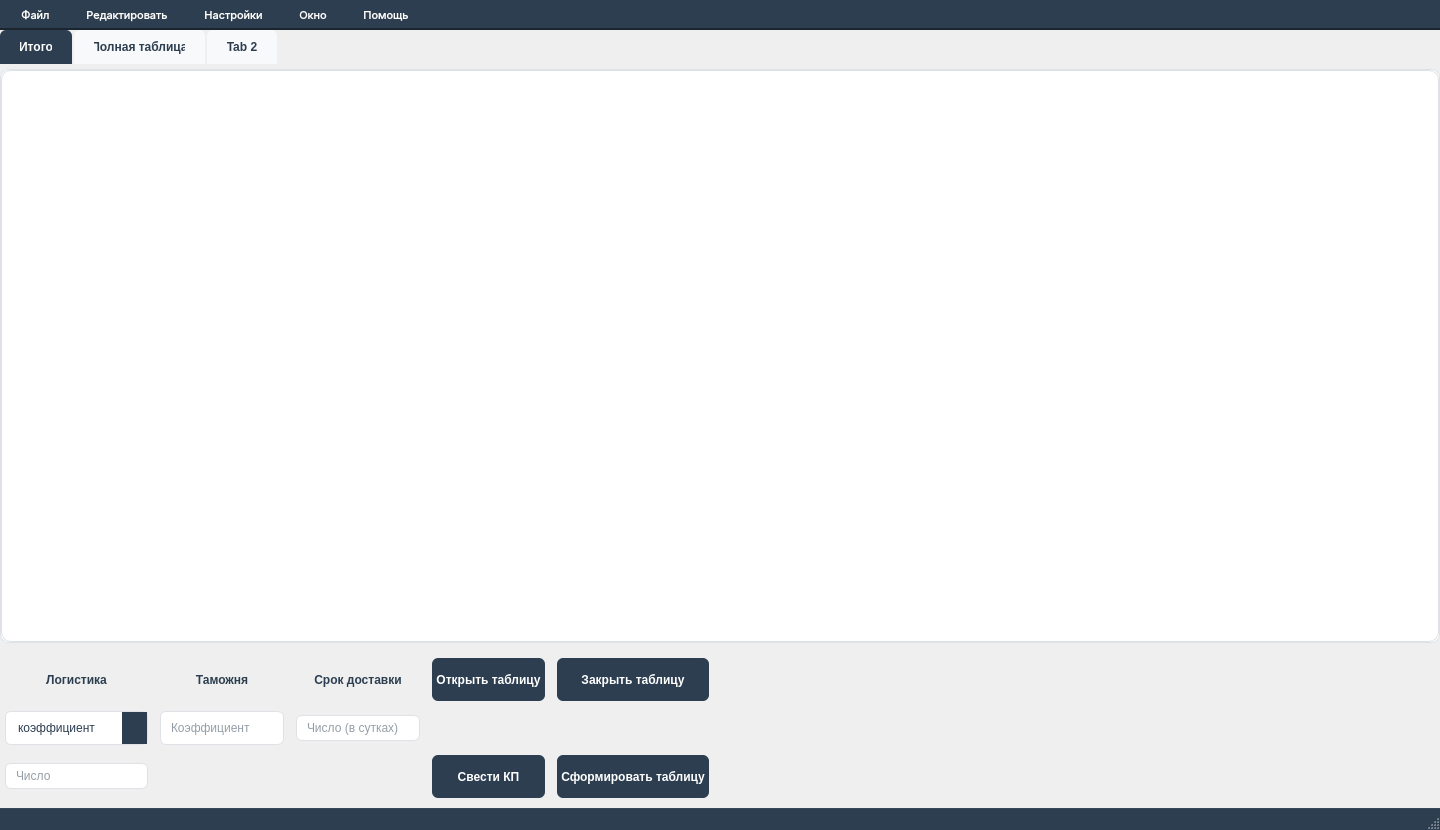
This is ui/mainGui.ui in p4st1/AppForCommercialRequests as Qt 5 draws it before an edit. The edited form follows.
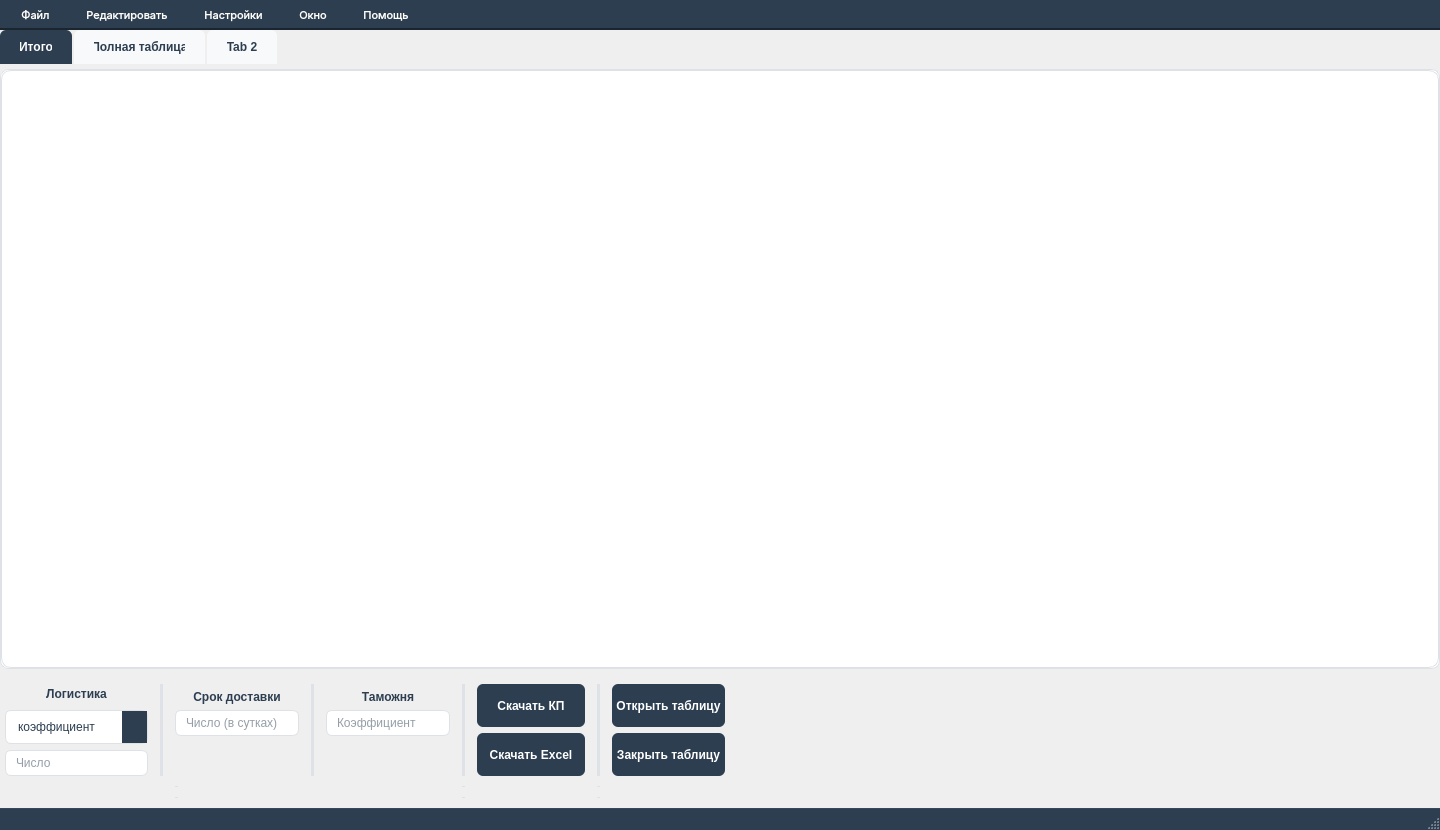
This is the edited form. The open tabs and pages were chosen to show the change. Icons and pictures are not drawn.

Diff of the .ui file:
```diff
--- a/ui/mainGui.ui
+++ b/ui/mainGui.ui
@@ -459,13 +459,6 @@
     background-color: rgba(44, 62, 80, 0.1);
 }
 
-/* ===== РАЗДЕЛИТЕЛИ ===== */
-QFrame#line {
-    background-color: #dee2e6;
-    border: none;
-    min-height: 1px;
-    max-height: 1px;
-}
 
 /* ===== ДИАЛОГОВЫЕ ОКНА ===== */
 QDialog {
@@ -981,6 +974,12 @@
         <verstretch>0</verstretch>
        </sizepolicy>
       </property>
+      <property name="minimumSize">
+       <size>
+        <width>0</width>
+        <height>200</height>
+       </size>
+      </property>
       <property name="font">
        <font>
         <family>Segoe UI</family>
@@ -992,6 +991,12 @@
        <number>0</number>
       </property>
       <widget class="QWidget" name="tab_3">
+       <property name="sizePolicy">
+        <sizepolicy hsizetype="Preferred" vsizetype="Maximum">
+         <horstretch>0</horstretch>
+         <verstretch>0</verstretch>
+        </sizepolicy>
+       </property>
        <attribute name="title">
         <string>Итого</string>
        </attribute>
@@ -1298,7 +1303,7 @@
      </widget>
     </item>
     <item>
-     <layout class="QGridLayout" name="funcButtons">
+     <layout class="QGridLayout" name="funcButtons" rowstretch="0,0,0" rowminimumheight="0,0,0">
       <property name="leftMargin">
        <number>5</number>
       </property>
@@ -1314,42 +1319,22 @@
       <property name="horizontalSpacing">
        <number>12</number>
       </property>
-      <item row="2" column="4">
-       <widget class="QPushButton" name="pushButton_2">
-        <property name="font">
-         <font>
-          <pointsize>-1</pointsize>
-          <fontweight>DemiBold</fontweight>
-         </font>
-        </property>
+      <item row="0" column="5">
+       <widget class="Line" name="line_7">
         <property name="styleSheet">
-         <string notr="true">QPushButton {
-    background-color: #2c3e50;
-    color: white;
+         <string notr="true">QFrame {
+    background-color: #dee2e6;
     border: none;
-    padding: 4px 4px;
-    border-radius: 6px;
-    font-weight: 600;
-    font-size: 12px;
-    min-height: 35px;
-    min-width: 100px;
-}
-
-QPushButton:hover {
-    background-color: #34495e;
-    border: 1px solid #2c3e50;
-}
-
-QPushButton:pressed {
-    background-color: #1a252f;
+    min-height: 1px;
+    max-height: 100px;
 }</string>
         </property>
-        <property name="text">
-         <string>Сформировать таблицу</string>
+        <property name="orientation">
+         <enum>Qt::Orientation::Vertical</enum>
         </property>
        </widget>
       </item>
-      <item row="0" column="6">
+      <item row="0" column="11">
        <spacer name="horizontalSpacer">
         <property name="font">
          <font>
@@ -1369,7 +1354,30 @@
         </property>
        </spacer>
       </item>
-      <item row="0" column="3">
+      <item row="2" column="5">
+       <widget class="Line" name="line_6">
+        <property name="styleSheet">
+         <string notr="true">QFrame {
+    background-color: #dee2e6;
+    border: none;
+    min-height: 1px;
+    max-height: 100px;
+}</string>
+        </property>
+        <property name="orientation">
+         <enum>Qt::Orientation::Vertical</enum>
+        </property>
+       </widget>
+      </item>
+      <item row="0" column="8">
+       <layout class="QVBoxLayout" name="verticalLayout_9">
+        <property name="spacing">
+         <number>6</number>
+        </property>
+        <property name="rightMargin">
+         <number>0</number>
+        </property>
+        <item>
        <widget class="QPushButton" name="openTableButton">
         <property name="font">
          <font>
@@ -1404,7 +1412,181 @@
         </property>
        </widget>
       </item>
+        <item>
+         <widget class="QPushButton" name="closeTableButton">
+          <property name="font">
+           <font>
+            <pointsize>-1</pointsize>
+            <fontweight>DemiBold</fontweight>
+           </font>
+          </property>
+          <property name="styleSheet">
+           <string notr="true">QPushButton {
+    background-color: #2c3e50;
+    color: white;
+    border: none;
+    padding: 4px 4px;
+    border-radius: 6px;
+    font-weight: 600;
+    font-size: 12px;
+    min-height: 35px;
+    min-width: 100px;
+}
+
+QPushButton:hover {
+    background-color: #34495e;
+    border: 1px solid #2c3e50;
+}
+
+QPushButton:pressed {
+    background-color: #1a252f;
+}</string>
+          </property>
+          <property name="text">
+           <string>Закрыть таблицу</string>
+          </property>
+         </widget>
+        </item>
+       </layout>
+      </item>
+      <item row="0" column="1">
+       <widget class="Line" name="line1">
+        <property name="styleSheet">
+         <string notr="true">QFrame {
+    background-color: #dee2e6;
+    border: none;
+    min-height: 1px;
+    max-height: 100px;
+}</string>
+        </property>
+        <property name="orientation">
+         <enum>Qt::Orientation::Vertical</enum>
+        </property>
+       </widget>
+      </item>
+      <item row="0" column="6">
+       <layout class="QVBoxLayout" name="verticalLayout_8">
+        <property name="spacing">
+         <number>6</number>
+        </property>
+        <property name="rightMargin">
+         <number>0</number>
+        </property>
+        <item>
+         <widget class="QPushButton" name="createDocButton">
+          <property name="font">
+           <font>
+            <pointsize>-1</pointsize>
+            <fontweight>DemiBold</fontweight>
+           </font>
+          </property>
+          <property name="styleSheet">
+           <string notr="true">QPushButton {
+    background-color: #2c3e50;
+    color: white;
+    border: none;
+    padding: 4px 4px;
+    border-radius: 6px;
+    font-weight: 600;
+    font-size: 12px;
+    min-height: 35px;
+    min-width: 32px;
+}
+
+QPushButton:hover {
+    background-color: #34495e;
+    border: 1px solid #2c3e50;
+}
+
+QPushButton:pressed {
+    background-color: #1a252f;
+}</string>
+          </property>
+          <property name="text">
+           <string>Скачать КП</string>
+          </property>
+         </widget>
+        </item>
+        <item>
+         <widget class="QPushButton" name="createExcelButton">
+          <property name="font">
+           <font>
+            <pointsize>-1</pointsize>
+            <fontweight>DemiBold</fontweight>
+           </font>
+          </property>
+          <property name="styleSheet">
+           <string notr="true">QPushButton {
+    background-color: #2c3e50;
+    color: white;
+    border: none;
+    padding: 4px 4px;
+    border-radius: 6px;
+    font-weight: 600;
+    font-size: 12px;
+    min-height: 35px;
+    min-width: 100px;
+}
+
+QPushButton:hover {
+    background-color: #34495e;
+    border: 1px solid #2c3e50;
+}
+
+QPushButton:pressed {
+    background-color: #1a252f;
+}</string>
+          </property>
+          <property name="text">
+           <string>Скачать Excel</string>
+          </property>
+         </widget>
+        </item>
+       </layout>
+      </item>
+      <item row="0" column="7">
+       <widget class="Line" name="line_2">
+        <property name="styleSheet">
+         <string notr="true">QFrame {
+    background-color: #dee2e6;
+    border: none;
+    min-height: 1px;
+    max-height: 100px;
+}</string>
+        </property>
+        <property name="orientation">
+         <enum>Qt::Orientation::Vertical</enum>
+        </property>
+       </widget>
+      </item>
+      <item row="1" column="2">
+       <widget class="Line" name="line">
+        <property name="styleSheet">
+         <string notr="true">/* ===== РАЗДЕЛИТЕЛИ ===== */
+QFrame {
+    background-color: #dee2e6;
+    border: none;
+    min-height: 1px;
+    max-height: 100px;
+}</string>
+        </property>
+        <property name="orientation">
+         <enum>Qt::Orientation::Vertical</enum>
+        </property>
+       </widget>
+      </item>
       <item row="0" column="0">
+       <layout class="QVBoxLayout" name="verticalLayout_5">
+        <property name="spacing">
+         <number>6</number>
+        </property>
+        <property name="topMargin">
+         <number>0</number>
+        </property>
+        <property name="rightMargin">
+         <number>0</number>
+        </property>
+        <item>
        <widget class="QLabel" name="label_5">
         <property name="sizePolicy">
          <sizepolicy hsizetype="Minimum" vsizetype="Minimum">
@@ -1434,42 +1616,7 @@
         </property>
        </widget>
       </item>
-      <item row="0" column="4">
-       <widget class="QPushButton" name="closeTableButton">
-        <property name="font">
-         <font>
-          <pointsize>-1</pointsize>
-          <fontweight>DemiBold</fontweight>
-         </font>
-        </property>
-        <property name="styleSheet">
-         <string notr="true">QPushButton {
-    background-color: #2c3e50;
-    color: white;
-    border: none;
-    padding: 4px 4px;
-    border-radius: 6px;
-    font-weight: 600;
-    font-size: 12px;
-    min-height: 35px;
-    min-width: 100px;
-}
-
-QPushButton:hover {
-    background-color: #34495e;
-    border: 1px solid #2c3e50;
-}
-
-QPushButton:pressed {
-    background-color: #1a252f;
-}</string>
-        </property>
-        <property name="text">
-         <string>Закрыть таблицу</string>
-        </property>
-       </widget>
-      </item>
-      <item row="1" column="0">
+        <item>
        <widget class="QComboBox" name="logisiticVar">
         <property name="sizePolicy">
          <sizepolicy hsizetype="Preferred" vsizetype="Preferred">
@@ -1540,7 +1687,7 @@
         </item>
        </widget>
       </item>
-      <item row="2" column="0">
+        <item>
        <widget class="QLineEdit" name="logisticNum">
         <property name="sizePolicy">
          <sizepolicy hsizetype="Preferred" vsizetype="Fixed">
@@ -1585,8 +1732,39 @@
         </property>
        </widget>
       </item>
-      <item row="0" column="1">
+       </layout>
+      </item>
+      <item row="2" column="2">
+       <widget class="Line" name="line_3">
+        <property name="styleSheet">
+         <string notr="true">QFrame {
+    background-color: #dee2e6;
+    border: none;
+    min-height: 1px;
+    max-height: 100px;
+}</string>
+        </property>
+        <property name="orientation">
+         <enum>Qt::Orientation::Vertical</enum>
+        </property>
+       </widget>
+      </item>
+      <item row="0" column="4">
+       <layout class="QVBoxLayout" name="verticalLayout_7">
+        <property name="topMargin">
+         <number>0</number>
+        </property>
+        <property name="rightMargin">
+         <number>0</number>
+        </property>
+        <item>
        <widget class="QLabel" name="label">
+          <property name="sizePolicy">
+           <sizepolicy hsizetype="Preferred" vsizetype="Minimum">
+            <horstretch>0</horstretch>
+            <verstretch>0</verstretch>
+           </sizepolicy>
+          </property>
         <property name="font">
          <font>
           <pointsize>-1</pointsize>
@@ -1609,45 +1787,10 @@
         </property>
        </widget>
       </item>
-      <item row="2" column="3">
-       <widget class="QPushButton" name="createDocButton">
-        <property name="font">
-         <font>
-          <pointsize>-1</pointsize>
-          <fontweight>DemiBold</fontweight>
-         </font>
-        </property>
-        <property name="styleSheet">
-         <string notr="true">QPushButton {
-    background-color: #2c3e50;
-    color: white;
-    border: none;
-    padding: 4px 4px;
-    border-radius: 6px;
-    font-weight: 600;
-    font-size: 12px;
-    min-height: 35px;
-    min-width: 32px;
-}
-
-QPushButton:hover {
-    background-color: #34495e;
-    border: 1px solid #2c3e50;
-}
-
-QPushButton:pressed {
-    background-color: #1a252f;
-}</string>
-        </property>
-        <property name="text">
-         <string>Свести КП</string>
-        </property>
-       </widget>
-      </item>
-      <item row="1" column="1">
+        <item>
        <widget class="QLineEdit" name="customLine">
         <property name="sizePolicy">
-         <sizepolicy hsizetype="Minimum" vsizetype="Minimum">
+           <sizepolicy hsizetype="Minimum" vsizetype="Maximum">
           <horstretch>0</horstretch>
           <verstretch>0</verstretch>
          </sizepolicy>
@@ -1672,13 +1815,48 @@
         <property name="text">
          <string/>
         </property>
+          <property name="alignment">
+           <set>Qt::AlignmentFlag::AlignLeading|Qt::AlignmentFlag::AlignLeft|Qt::AlignmentFlag::AlignTop</set>
+          </property>
         <property name="placeholderText">
          <string>Коэффициент</string>
         </property>
        </widget>
       </item>
+        <item>
+         <spacer name="verticalSpacer_2">
+          <property name="orientation">
+           <enum>Qt::Orientation::Vertical</enum>
+          </property>
+          <property name="sizeType">
+           <enum>QSizePolicy::Policy::Minimum</enum>
+          </property>
+          <property name="sizeHint" stdset="0">
+           <size>
+            <width>20</width>
+            <height>40</height>
+           </size>
+          </property>
+         </spacer>
+        </item>
+       </layout>
+      </item>
       <item row="0" column="2">
+       <layout class="QVBoxLayout" name="verticalLayout_6">
+        <property name="topMargin">
+         <number>0</number>
+        </property>
+        <property name="rightMargin">
+         <number>0</number>
+        </property>
+        <item>
        <widget class="QLabel" name="label_2">
+          <property name="sizePolicy">
+           <sizepolicy hsizetype="Preferred" vsizetype="Minimum">
+            <horstretch>0</horstretch>
+            <verstretch>0</verstretch>
+           </sizepolicy>
+          </property>
         <property name="styleSheet">
          <string notr="true">QLabel {
 	color:  #2c3e50;
@@ -1695,10 +1873,10 @@
         </property>
        </widget>
       </item>
-      <item row="1" column="2">
+        <item>
        <widget class="QLineEdit" name="termDeliveryLine">
         <property name="sizePolicy">
-         <sizepolicy hsizetype="Minimum" vsizetype="Fixed">
+           <sizepolicy hsizetype="Minimum" vsizetype="Maximum">
           <horstretch>0</horstretch>
           <verstretch>0</verstretch>
          </sizepolicy>
@@ -1723,6 +1901,84 @@
         </property>
        </widget>
       </item>
+        <item>
+         <spacer name="verticalSpacer">
+          <property name="orientation">
+           <enum>Qt::Orientation::Vertical</enum>
+          </property>
+          <property name="sizeType">
+           <enum>QSizePolicy::Policy::Minimum</enum>
+          </property>
+          <property name="sizeHint" stdset="0">
+           <size>
+            <width>20</width>
+            <height>40</height>
+           </size>
+          </property>
+         </spacer>
+        </item>
+       </layout>
+      </item>
+      <item row="2" column="7">
+       <widget class="Line" name="line_9">
+        <property name="styleSheet">
+         <string notr="true">QFrame {
+    background-color: #dee2e6;
+    border: none;
+    min-height: 1px;
+    max-height: 100px;
+}</string>
+        </property>
+        <property name="orientation">
+         <enum>Qt::Orientation::Vertical</enum>
+        </property>
+       </widget>
+      </item>
+      <item row="1" column="5">
+       <widget class="Line" name="line_5">
+        <property name="styleSheet">
+         <string notr="true">QFrame {
+    background-color: #dee2e6;
+    border: none;
+    min-height: 1px;
+    max-height: 100px;
+}</string>
+        </property>
+        <property name="orientation">
+         <enum>Qt::Orientation::Vertical</enum>
+        </property>
+       </widget>
+      </item>
+      <item row="0" column="3">
+       <widget class="Line" name="line_4">
+        <property name="styleSheet">
+         <string notr="true">QFrame {
+    background-color: #dee2e6;
+    border: none;
+    min-height: 1px;
+    max-height: 100px;
+}</string>
+        </property>
+        <property name="orientation">
+         <enum>Qt::Orientation::Vertical</enum>
+        </property>
+       </widget>
+      </item>
+      <item row="1" column="7">
+       <widget class="Line" name="line_8">
+        <property name="styleSheet">
+         <string notr="true">QFrame {
+    background-color: #dee2e6;
+    border: none;
+    min-height: 1px;
+    max-height: 100px;
+}</string>
+        </property>
+        <property name="orientation">
+         <enum>Qt::Orientation::Vertical</enum>
+        </property>
+       </widget>
+      </item>
      </layout>
     </item>
    </layout>
```
Left out of the diff: 18 changed lines with no effect on the pictures. Lines whose indentation alone changed are shown as unchanged.
